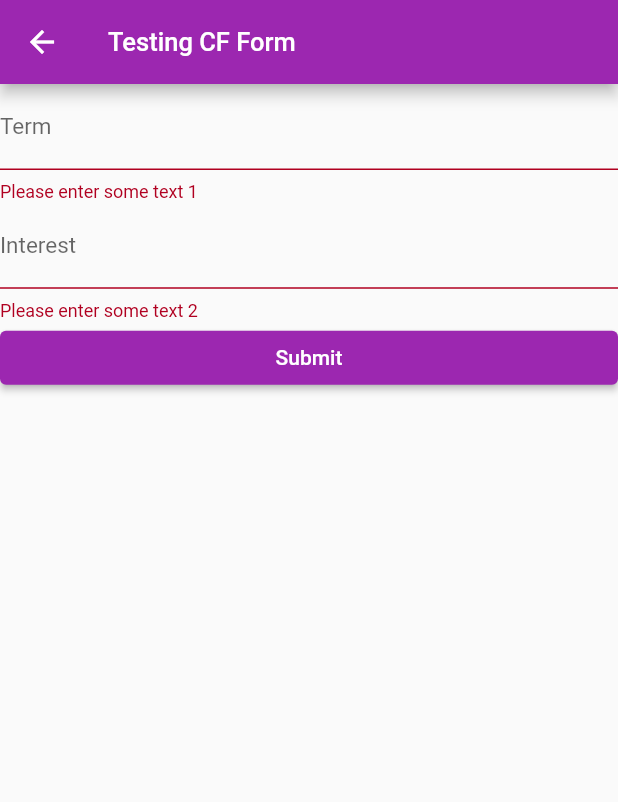
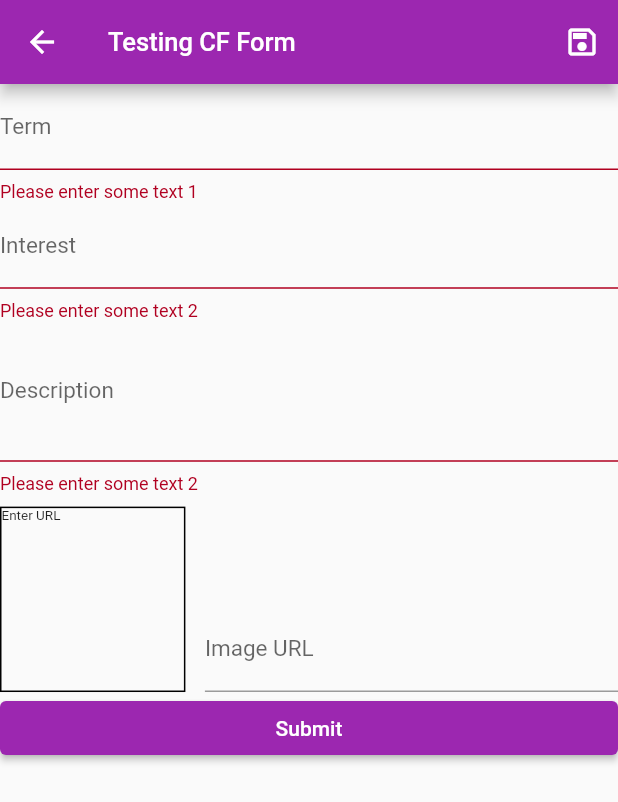
Before and after one commit to lasupernova/real_xstate, a Flutter app: the CashflowForm screen opened by its route, after a tap on "Submit", on a phone screen of 412 x 824 dp. Shown: the top 802 px of the screen. Run offline on Flutter 3.47's test engine with Material 2 defaults, Android fonts, the phone set to English and light mode, and no system bars; missing offline and left inert: dart:ffi.

Commit message:
added image URL textinput and contianer showing image at URL

```diff
--- a/mobile_app/lib/screens/cashflow_form.dart
+++ b/mobile_app/lib/screens/cashflow_form.dart
@@ -20,6 +20,8 @@ class CashflowFormState extends State<CashflowForm> {
   // Note: This is a `GlobalKey<FormState>`,
   // not a GlobalKey<MyCustomFormState>.
   final _formKey = GlobalKey<FormState>();
+  final _imageUrlController =
+      TextEditingController(); // usuallyh not needed when using Form(), BUT: here image textinput should be used prior to any action that Form() takes, as image should be displyed in Container() above
 
   @override
   Widget build(BuildContext context) {
@@ -27,6 +29,9 @@ class CashflowFormState extends State<CashflowForm> {
     return Scaffold(
       appBar: AppBar(
         title: Text("Testing CF Form"),
+        actions: [
+          IconButton(onPressed: () {}, icon: Icon(Icons.save_outlined))
+        ],
       ),
       body: Form(
         key: _formKey,
@@ -56,6 +61,53 @@ class CashflowFormState extends State<CashflowForm> {
               decoration: InputDecoration(labelText: "Interest"),
               keyboardType: TextInputType.number,
             ),
+            TextFormField(
+              // The validator receives the text that the user has entered.
+              validator: (value) {
+                if (value == null || value.isEmpty) {
+                  return 'Please enter some text 2';
+                }
+                return null;
+              },
+              textInputAction: TextInputAction.next,
+              decoration: InputDecoration(labelText: "Description"),
+              keyboardType: TextInputType.multiline,
+              maxLines: 3,
+            ),
+            Row(
+              crossAxisAlignment: CrossAxisAlignment.end,
+              children: [
+                Container(
+                  width: MediaQuery.of(context).size.width * 0.3,
+                  height: MediaQuery.of(context).size.width * 0.3,
+                  margin: EdgeInsets.only(top: 8, right: 10),
+                  decoration: BoxDecoration(border: Border.all()),
+                  child: Container(
+                    child: _imageUrlController.text.isEmpty
+                        ? Text("Enter URL")
+                        : FittedBox(
+                            child: Image.network(_imageUrlController.text),
+                            fit: BoxFit.cover,
+                          ),
+                  ),
+                ),
+                SizedBox(
+                  width: 3,
+                ),
+                Expanded(
+                  child: TextFormField(
+                    decoration: InputDecoration(labelText: "Image URL"),
+                    keyboardType: TextInputType.url,
+                    textInputAction: TextInputAction.done,
+                    controller: _imageUrlController,
+                    onTap: () => _imageUrlController.selection = TextSelection(
+                        baseOffset: 0,
+                        extentOffset: _imageUrlController.value.text
+                            .length), // select all available text on tap / focus
+                  ),
+                )
+              ],
+            ),
             ElevatedButton(
               onPressed: () {
                 // Validate returns true if the form is valid, or false otherwise.
```
